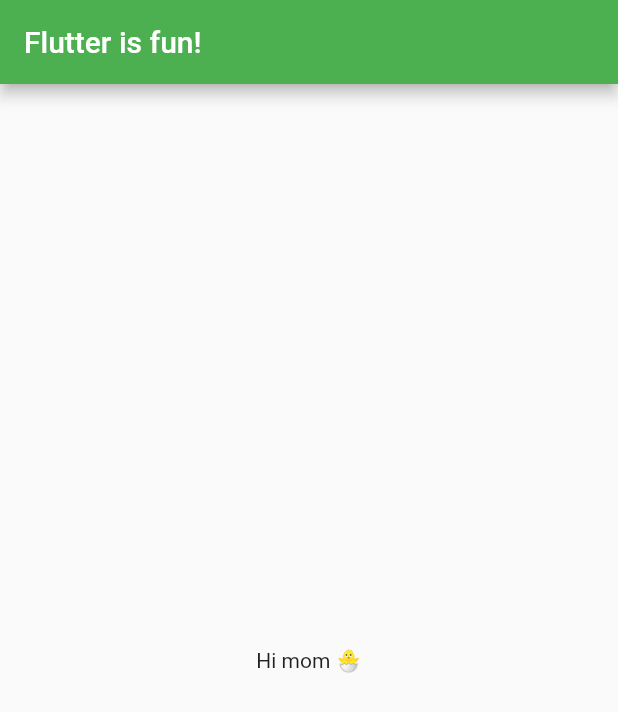
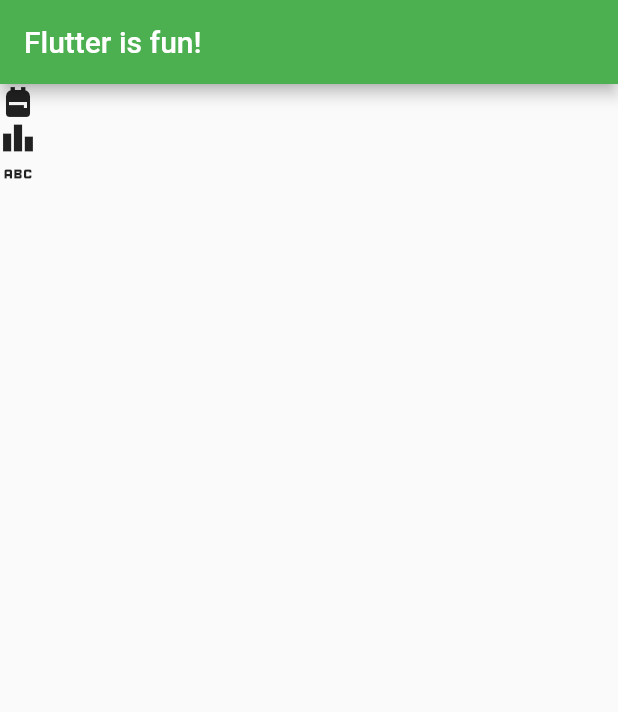
Before and after one commit to gTambo/flutter-starter, a Flutter app: the screen it shows after launch, on a phone screen of 412 x 824 dp. Shown: the top 712 px of the screen. Run offline on Flutter 3.47's test engine with Material 2 defaults, Android fonts, the phone set to English and light mode, and no system bars.

Commit message:
demo column layout

```diff
--- a/lib/main.dart
+++ b/lib/main.dart
@@ -15,13 +15,14 @@ class MyApp extends StatelessWidget {
           backgroundColor: Colors.green,
           title: const Text('Flutter is fun!'),
           ),
-        body: const Center(
-          child: Padding(
-            padding: EdgeInsets.all(10),
-            child: Text('Hi mom 🐣'),
-          ),
+        body: Column(
+              children: const [
+                Icon(Icons.backpack),
+                Icon(Icons.leaderboard),
+                Icon(Icons.abc),
+              ],
+            ),
         ),
-      ),
-    );
+      );
   }
 }
```
